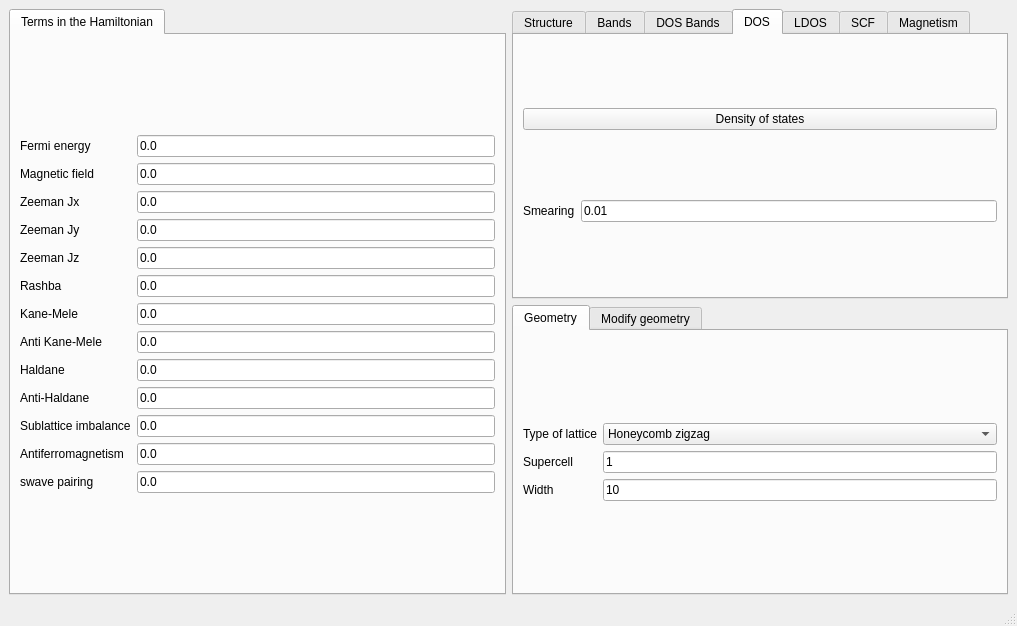
The window that development/interface-pyqt/1d/interface.ui (joselado/quantum-honeycomp) describes before a commit, drawn with Qt 5.
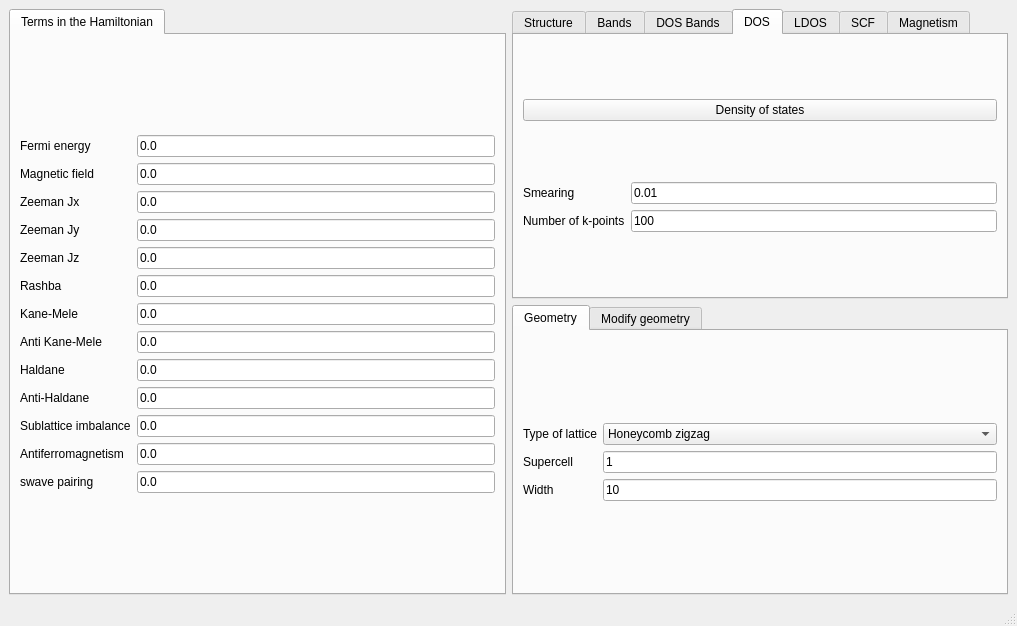
The same window after the commit. The open tabs and pages were chosen to show the change.

```diff
--- a/development/interface-pyqt/1d/interface.ui
+++ b/development/interface-pyqt/1d/interface.ui
@@ -475,6 +475,20 @@
             </property>
            </widget>
           </item>
+          <item row="1" column="0">
+           <widget class="QLabel" name="label_40">
+            <property name="text">
+             <string>Number of k-points</string>
+            </property>
+           </widget>
+          </item>
+          <item row="1" column="1">
+           <widget class="QLineEdit" name="dos_nk">
+            <property name="text">
+             <string>100</string>
+            </property>
+           </widget>
+          </item>
          </layout>
         </item>
        </layout>
```
Left out of the diff: 16 changed lines with no effect on the pictures.
